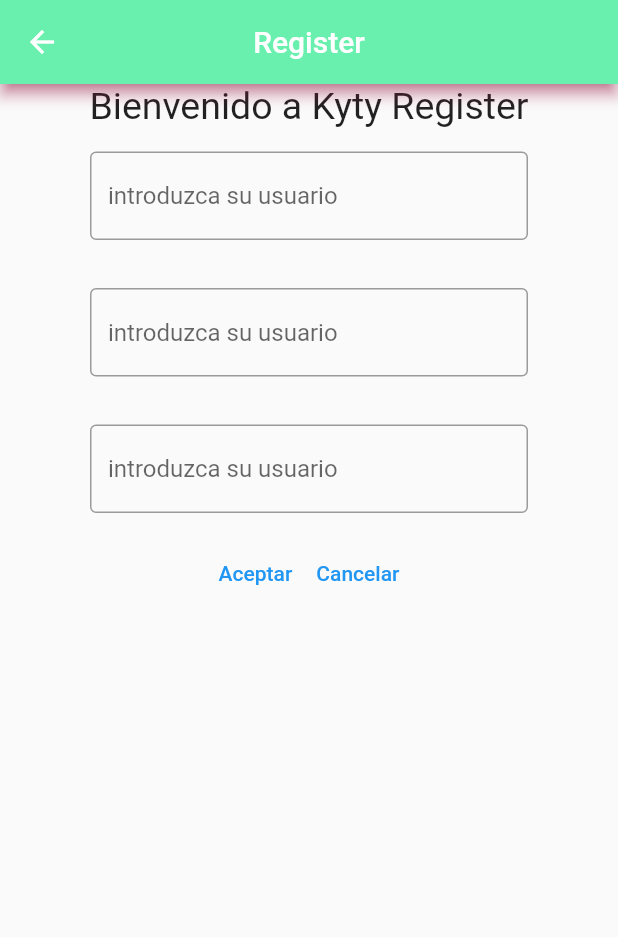
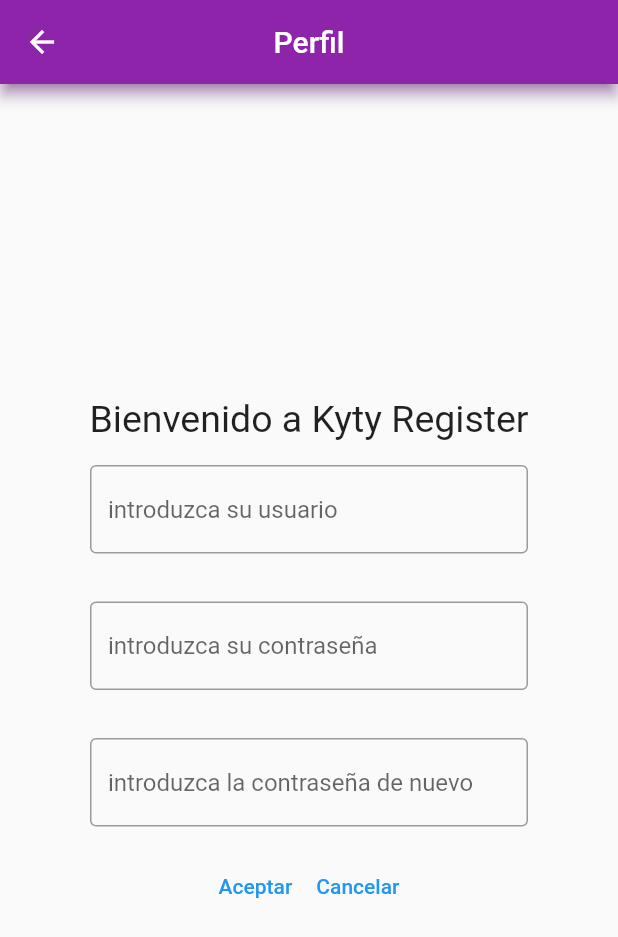
Before and after one commit to manuelcb19/actividad1manuel, a Flutter app: the screen it shows after launch, after a tap on "Registrar", on a phone screen of 412 x 824 dp. Shown: the top 937 px of the screen. Run offline on Flutter 3.47's test engine with Material 2 defaults, Android fonts, the phone set to English and light mode, and no system bars; our stand-ins replace firebase_auth, firebase_core; accounts and stored records are empty; generated files the repository leaves out were written again.

Commit message:
Se depura el codigo de las clases register y login, se eliminar las variables del Scallfold, appbar y colum y se envia directamente desde el Scalfold con un return

```diff
--- a/lib/onBoarding/LoginView.dart
+++ b/lib/onBoarding/LoginView.dart
@@ -48,8 +48,6 @@
 
         }
       }
-
-
     }
   }
 
@@ -58,7 +56,24 @@
     _context = context;
     // TODO: implement build
 
-    Column columna = Column(children: [
+    return Scaffold(
+        appBar: AppBar(
+          title: const Text('Perfil'),
+          centerTitle: true,
+          shadowColor: Colors.purple[600],
+          backgroundColor: Colors.purple[600],
+        ),
+        body:
+        ConstrainedBox(constraints: BoxConstraints(
+          minWidth: 500,
+          minHeight: 700,
+          maxWidth: 1000,
+          maxHeight: 900,
+        ),
+          child: Column(
+            mainAxisAlignment: MainAxisAlignment.center,
+
+            children: [
               Text("Bienvenido a Actividad 1", style: TextStyle(fontSize: 25)),
 
               Padding(padding: EdgeInsets.symmetric(horizontal: 60, vertical: 16),
@@ -77,18 +92,7 @@
                 ],)
 
             ],
+          ),)
     );
-
-    AppBar appBar = AppBar(
-    title: const Text('Login'),
-    centerTitle: true,
-    shadowColor: Colors.pink,
-    backgroundColor: Colors.greenAccent,
-    );
-
-    Scaffold scaf=Scaffold(body: columna,
-    //backgroundColor: Colors.deepOrange,
-    appBar: appBar,);
-    return scaf;
   }
 }
--- a/lib/onBoarding/RegisterView.dart
+++ b/lib/onBoarding/RegisterView.dart
@@ -75,12 +75,27 @@
 
   @override
   Widget build(BuildContext context) {
+    _context = context;
     // TODO: implement build
-    //Text texto=Text("Hola Mundo desde Kyty");
-    //return texto;
-    _context=context;
 
-    Column columna = Column(children: [
+    return Scaffold(
+        appBar: AppBar(
+          title: const Text('Perfil'),
+          centerTitle: true,
+          shadowColor: Colors.purple[600],
+          backgroundColor: Colors.purple[600],
+        ),
+        body:
+        ConstrainedBox(constraints: BoxConstraints(
+          minWidth: 500,
+          minHeight: 700,
+          maxWidth: 1000,
+          maxHeight: 900,
+        ),
+          child: Column(
+            mainAxisAlignment: MainAxisAlignment.center,
+
+            children: [
       Text("Bienvenido a Kyty Register",style: TextStyle(fontSize: 25)),
 
 
@@ -89,11 +104,11 @@
       ),
 
       Padding(padding: EdgeInsets.symmetric(horizontal: 60, vertical: 16),
-          child:  customTextField(contenido: "introduzca su usuario", tecUsername: passwordMyController)
+          child:  customTextField(contenido: "introduzca su contraseña", tecUsername: passwordMyController)
       ),
 
       Padding(padding: EdgeInsets.symmetric(horizontal: 60, vertical: 16),
-          child:  customTextField(contenido: "introduzca su usuario", tecUsername: passwordconfirmationMyController)
+          child:  customTextField(contenido: "introduzca la contraseña de nuevo", tecUsername: passwordconfirmationMyController)
       ),
 
       Row(mainAxisAlignment: MainAxisAlignment.center,
@@ -103,22 +118,9 @@
 
         ],)
 
-    ],);
-
-
-
-    AppBar appBar = AppBar(
-      title: const Text('Register'),
-      centerTitle: true,
-      shadowColor: Colors.pink,
-      backgroundColor: Colors.greenAccent,
+            ],
+          ),)
     );
-
-    Scaffold scaf=Scaffold(body: columna,
-      //backgroundColor: Colors.deepOrange,
-      appBar: appBar,);
-
-    return scaf;
   }
 
 }
```
Lines whose indentation alone changed are shown as unchanged.
